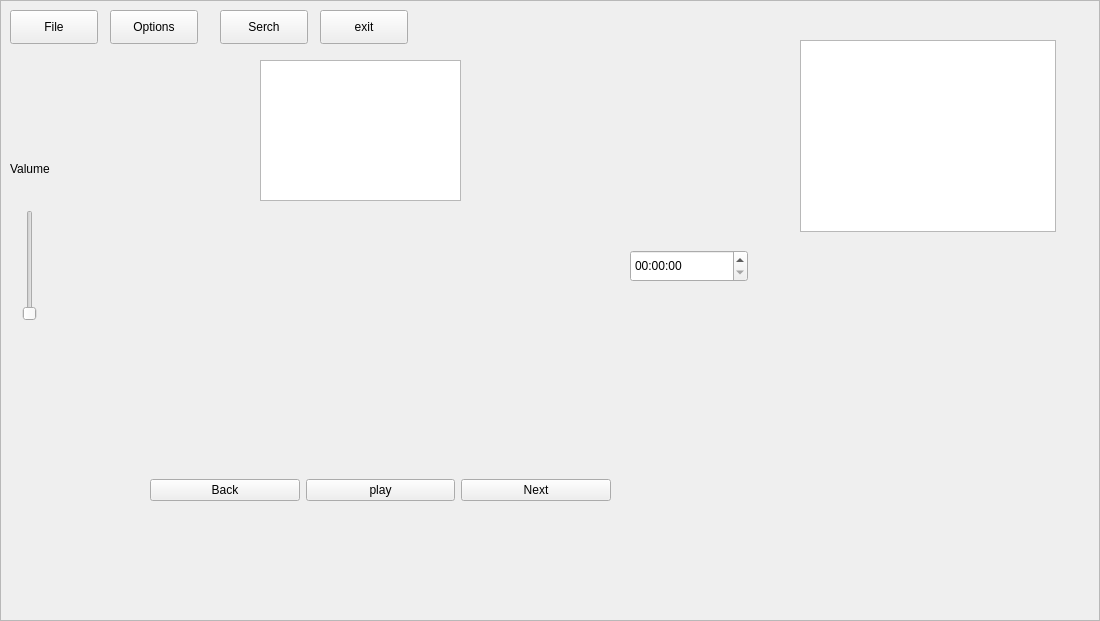
Before: the Qt Designer form pmp_player.ui in elPoublo256/PMP_Play_WClient, drawn with Qt 5.
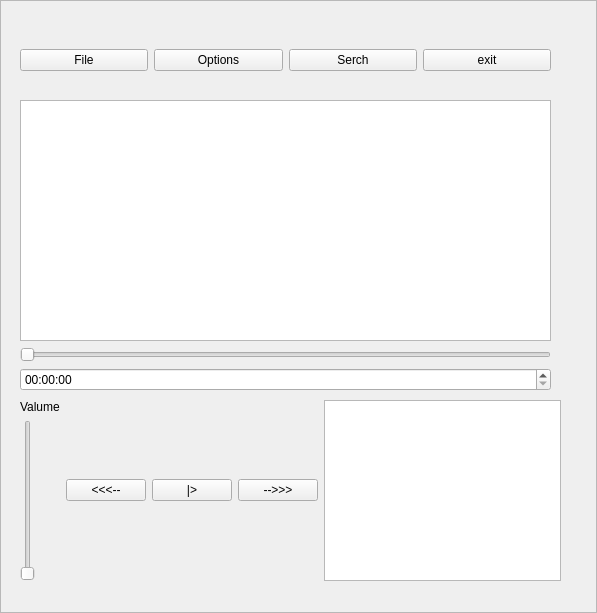
After: the same form once the commit is applied.

```diff
--- a/pmp_player.ui
+++ b/pmp_player.ui
@@ -6,8 +6,8 @@
    <rect>
     <x>0</x>
     <y>0</y>
-    <width>1100</width>
-    <height>621</height>
+    <width>597</width>
+    <height>613</height>
    </rect>
   </property>
   <property name="windowTitle">
@@ -19,144 +19,122 @@
   <property name="frameShadow">
    <enum>QFrame::Raised</enum>
   </property>
-  <widget class="QSlider" name="ValumeSlider">
-   <property name="geometry">
-    <rect>
-     <x>20</x>
-     <y>210</y>
-     <width>20</width>
-     <height>111</height>
-    </rect>
-   </property>
-   <property name="orientation">
-    <enum>Qt::Vertical</enum>
-   </property>
-  </widget>
-  <widget class="QTimeEdit" name="timeEdit">
-   <property name="geometry">
-    <rect>
-     <x>630</x>
-     <y>250</y>
-     <width>118</width>
-     <height>32</height>
-    </rect>
-   </property>
-  </widget>
-  <widget class="QPushButton" name="FilepushButton">
-   <property name="geometry">
-    <rect>
-     <x>10</x>
-     <y>10</y>
-     <width>88</width>
-     <height>34</height>
-    </rect>
-   </property>
-   <property name="text">
-    <string>File</string>
-   </property>
-  </widget>
-  <widget class="QPushButton" name="OptionspushButton_2">
-   <property name="geometry">
-    <rect>
-     <x>110</x>
-     <y>10</y>
-     <width>88</width>
-     <height>34</height>
-    </rect>
-   </property>
-   <property name="text">
-    <string>Options</string>
-   </property>
-  </widget>
-  <widget class="QPushButton" name="SearchpushButton_3">
-   <property name="geometry">
-    <rect>
-     <x>220</x>
-     <y>10</y>
-     <width>88</width>
-     <height>34</height>
-    </rect>
-   </property>
-   <property name="text">
-    <string>Serch</string>
-   </property>
-  </widget>
-  <widget class="QPushButton" name="ExitpushButton_4">
-   <property name="geometry">
-    <rect>
-     <x>320</x>
-     <y>10</y>
-     <width>88</width>
-     <height>34</height>
-    </rect>
-   </property>
-   <property name="text">
-    <string>exit</string>
-   </property>
-  </widget>
-  <widget class="QGraphicsView" name="graphicsView">
-   <property name="geometry">
-    <rect>
-     <x>260</x>
-     <y>60</y>
-     <width>201</width>
-     <height>141</height>
-    </rect>
-   </property>
-  </widget>
-  <widget class="QLabel" name="label">
-   <property name="geometry">
-    <rect>
-     <x>10</x>
-     <y>160</y>
-     <width>59</width>
-     <height>18</height>
-    </rect>
-   </property>
-   <property name="text">
-    <string>Valume</string>
-   </property>
-  </widget>
-  <widget class="QListWidget" name="PlaylistWidget">
-   <property name="geometry">
-    <rect>
-     <x>800</x>
-     <y>40</y>
-     <width>256</width>
-     <height>192</height>
-    </rect>
-   </property>
-  </widget>
   <widget class="QWidget" name="horizontalLayoutWidget">
    <property name="geometry">
     <rect>
-     <x>150</x>
-     <y>390</y>
-     <width>461</width>
-     <height>201</height>
+     <x>20</x>
+     <y>400</y>
+     <width>541</width>
+     <height>181</height>
     </rect>
    </property>
    <layout class="QHBoxLayout" name="horizontalLayout_2">
+    <item>
+     <layout class="QVBoxLayout" name="verticalLayout_2">
+      <item>
+       <widget class="QLabel" name="label">
+        <property name="text">
+         <string>Valume</string>
+        </property>
+       </widget>
+      </item>
+      <item>
+       <widget class="QSlider" name="ValumeSlider">
+        <property name="orientation">
+         <enum>Qt::Vertical</enum>
+        </property>
+       </widget>
+      </item>
+     </layout>
+    </item>
     <item>
      <widget class="QPushButton" name="BackpushButton_5">
       <property name="text">
-       <string>Back</string>
+       <string>&lt;&lt;&lt;--</string>
       </property>
      </widget>
     </item>
     <item>
      <widget class="QPushButton" name="PausepushButton_6">
       <property name="text">
-       <string>play</string>
+       <string>|&gt;</string>
       </property>
      </widget>
     </item>
     <item>
      <widget class="QPushButton" name="NextpushButton_8">
       <property name="text">
-       <string>Next</string>
+       <string>--&gt;&gt;&gt;</string>
       </property>
      </widget>
+    </item>
+    <item>
+     <widget class="QListWidget" name="PlaylistWidget"/>
+    </item>
+   </layout>
+  </widget>
+  <widget class="QWidget" name="horizontalLayoutWidget_2">
+   <property name="geometry">
+    <rect>
+     <x>20</x>
+     <y>20</y>
+     <width>531</width>
+     <height>81</height>
+    </rect>
+   </property>
+   <layout class="QHBoxLayout" name="horizontalLayout_3">
+    <item>
+     <widget class="QPushButton" name="FilepushButton">
+      <property name="text">
+       <string>File</string>
+      </property>
+     </widget>
+    </item>
+    <item>
+     <widget class="QPushButton" name="OptionspushButton_2">
+      <property name="text">
+       <string>Options</string>
+      </property>
+     </widget>
+    </item>
+    <item>
+     <widget class="QPushButton" name="SearchpushButton_3">
+      <property name="text">
+       <string>Serch</string>
+      </property>
+     </widget>
+    </item>
+    <item>
+     <widget class="QPushButton" name="ExitpushButton_4">
+      <property name="text">
+       <string>exit</string>
+      </property>
+     </widget>
+    </item>
+   </layout>
+  </widget>
+  <widget class="QWidget" name="verticalLayoutWidget_2">
+   <property name="geometry">
+    <rect>
+     <x>20</x>
+     <y>100</y>
+     <width>531</width>
+     <height>291</height>
+    </rect>
+   </property>
+   <layout class="QVBoxLayout" name="verticalLayout_5">
+    <item>
+     <widget class="QGraphicsView" name="graphicsView"/>
+    </item>
+    <item>
+     <widget class="QSlider" name="horizontalSlider">
+      <property name="orientation">
+       <enum>Qt::Horizontal</enum>
+      </property>
+     </widget>
+    </item>
+    <item>
+     <widget class="QTimeEdit" name="timeEdit"/>
     </item>
    </layout>
   </widget>
```
